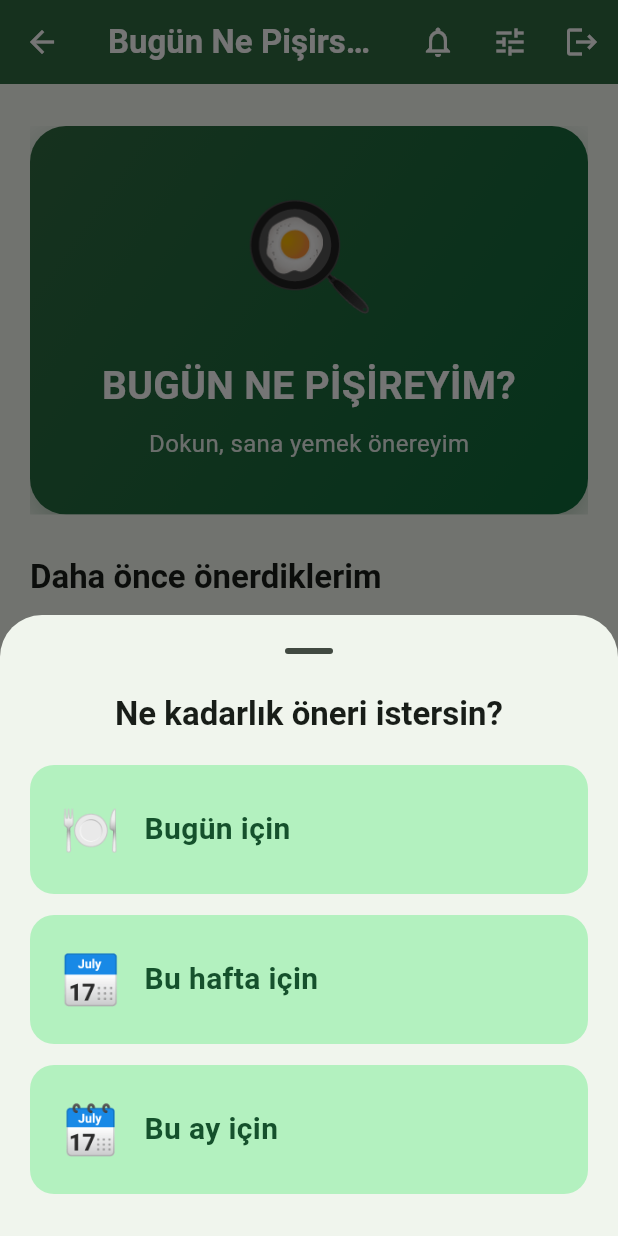
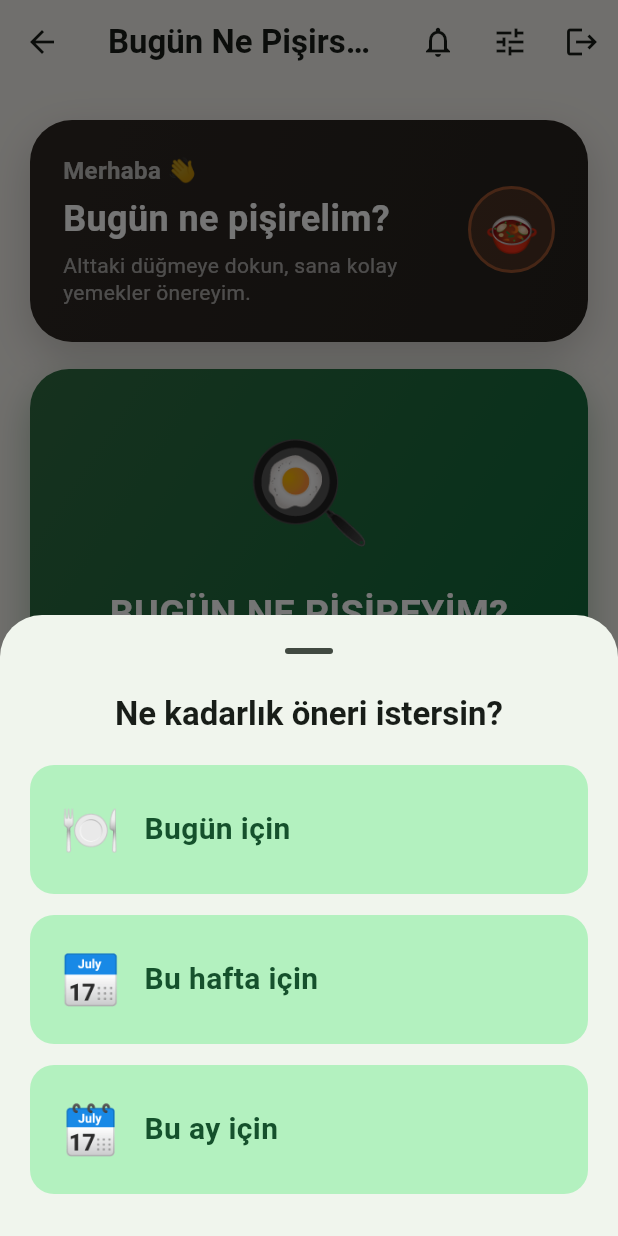
Before and after one commit to yusuftalha37/QuantoraDiyet, a Flutter app: the HomeScreen screen opened directly, after a tap on "BUGÜN NE PİŞİREYİM?", on a phone screen of 412 x 824 dp. Run offline on Flutter 3.47's test engine with Material 3 defaults, Android fonts, the phone set to English and light mode, and no system bars; our stand-ins replace flutter_local_notifications, flutter_secure_storage, flutter_tts, google_sign_in, share_plus, timezone; accounts and stored records are empty; network calls fail.

Commit message:
Modern 'smart' arayüz yenilemesi
- Krem arka plan, yumuşak gölgeli yuvarlak kartlar, sıcak turuncu vurgu.
- Ana ekrana modern koyu 'karşılama' (hero) kartı.
- Akıcı sayfa geçişleri (ZoomPageTransitions).
- Büyük düğmeye dokunma geri bildirimi (basınca küçülme).
- Yüklenirken shimmer (parıltılı iskelet) efekti.
- Kartlara sırayla belirip kayan giriş animasyonu (ana ekran + plan).

Co-Authored-By: Claude Opus 4.8 <noreply@anthropic.com>
Claude-Session: https://claude.ai/code/session_018Ctzbnz5RTBDGA3e79a2b8

```diff
--- a/mobile/lib/screens/home_screen.dart
+++ b/mobile/lib/screens/home_screen.dart
@@ -4,7 +4,10 @@ import '../state/app_state.dart';
 import '../services/api_client.dart';
 import '../models/meal_plan.dart';
 import '../demo_data.dart';
+import '../theme.dart';
 import '../widgets/cooking_loader.dart';
+import '../widgets/shimmer.dart';
+import '../widgets/anim.dart';
 import 'plan_screen.dart';
 import 'onboarding_screen.dart';
 import 'settings_screen.dart';
@@ -124,14 +127,25 @@ class _HomeScreenState extends State<HomeScreen> {
         child: ListView(
           padding: const EdgeInsets.all(20),
           children: [
-            if (_loading) const LinearProgressIndicator(),
-            const SizedBox(height: 8),
-            // DEV buton: ekranın ana aksiyonu. Tek dokunuş.
-            _BigSuggestButton(onTap: _suggest),
+            const SizedBox(height: 4),
+            const FadeSlideIn(child: _HeroCard()),
+            const SizedBox(height: 18),
+            // Ekranın ana aksiyonu. Tek dokunuş.
+            FadeSlideIn(delayMs: 80, child: _BigSuggestButton(onTap: _suggest)),
             const SizedBox(height: 28),
             Text('Daha önce önerdiklerim',
                 style: Theme.of(context).textTheme.titleLarge?.copyWith(fontWeight: FontWeight.bold)),
             const SizedBox(height: 10),
+            if (_loading)
+              const Shimmer(
+                child: Column(
+                  children: [
+                    SkeletonListTileCard(),
+                    SkeletonListTileCard(),
+                    SkeletonListTileCard(),
+                  ],
+                ),
+              ),
             if (_history.isEmpty && !_loading)
               Padding(
                 padding: const EdgeInsets.symmetric(vertical: 24),
@@ -150,7 +164,11 @@ class _HomeScreenState extends State<HomeScreen> {
                   ),
                 ),
               ),
-            ..._history.map((p) => Card(
+            ...List.generate(_history.length, (i) {
+              final p = _history[i];
+              return FadeSlideIn(
+                delayMs: 60 * i,
+                child: Card(
                   clipBehavior: Clip.antiAlias,
                   margin: const EdgeInsets.only(bottom: 10),
                   child: ListTile(
@@ -161,7 +179,9 @@ class _HomeScreenState extends State<HomeScreen> {
                     trailing: const Icon(Icons.chevron_right, size: 28),
                     onTap: () => _openPlan(p['id'].toString()),
                   ),
-                )),
+                ),
+              );
+            }),
           ],
         ),
       ),
@@ -176,6 +196,65 @@ class _HomeScreenState extends State<HomeScreen> {
       };
 }
 
+/// Üstteki modern "karşılama" kartı (koyu, yuvarlak — referans tasarımdaki gibi).
+class _HeroCard extends StatelessWidget {
+  const _HeroCard();
+
+  @override
+  Widget build(BuildContext context) {
+    return Container(
+      padding: const EdgeInsets.fromLTRB(22, 22, 22, 24),
+      decoration: BoxDecoration(
+        borderRadius: BorderRadius.circular(28),
+        gradient: const LinearGradient(
+          begin: Alignment.topLeft,
+          end: Alignment.bottomRight,
+          colors: [Color(0xFF2E2823), AppTheme.heroDark],
+        ),
+        boxShadow: [
+          BoxShadow(
+            color: Colors.black.withOpacity(0.18),
+            blurRadius: 24,
+            offset: const Offset(0, 10),
+          ),
+        ],
+      ),
+      child: Row(
+        children: [
+          Expanded(
+            child: Column(
+              crossAxisAlignment: CrossAxisAlignment.start,
+              children: const [
+                Text('Merhaba 👋',
+                    style: TextStyle(color: Colors.white70, fontSize: 16, fontWeight: FontWeight.w600)),
+                SizedBox(height: 6),
+                Text('Bugün ne pişirelim?',
+                    style: TextStyle(
+                        color: Colors.white, fontSize: 24, fontWeight: FontWeight.bold, height: 1.2)),
+                SizedBox(height: 8),
+                Text('Alttaki düğmeye dokun, sana kolay yemekler önereyim.',
+                    style: TextStyle(color: Colors.white60, fontSize: 14, height: 1.3)),
+              ],
+            ),
+          ),
+          const SizedBox(width: 12),
+          Container(
+            width: 58,
+            height: 58,
+            alignment: Alignment.center,
+            decoration: BoxDecoration(
+              color: AppTheme.accent.withOpacity(0.18),
+              shape: BoxShape.circle,
+              border: Border.all(color: AppTheme.accent.withOpacity(0.5), width: 2),
+            ),
+            child: const Text('🍲', style: TextStyle(fontSize: 30)),
+          ),
+        ],
+      ),
+    );
+  }
+}
+
 /// Ekranın ana aksiyonu: büyük, bariz, tek dokunuşluk yeşil düğme.
 class _BigSuggestButton extends StatelessWidget {
   final VoidCallback onTap;
@@ -184,14 +263,11 @@ class _BigSuggestButton extends StatelessWidget {
   @override
   Widget build(BuildContext context) {
     final scheme = Theme.of(context).colorScheme;
-    return Material(
-      color: Colors.transparent,
-      child: InkWell(
+    return PressableScale(
       onTap: onTap,
-        borderRadius: BorderRadius.circular(24),
-        child: Ink(
+      child: Container(
         decoration: BoxDecoration(
-            borderRadius: BorderRadius.circular(24),
+          borderRadius: BorderRadius.circular(26),
           gradient: LinearGradient(
             begin: Alignment.topLeft,
             end: Alignment.bottomRight,
@@ -199,30 +275,29 @@ class _BigSuggestButton extends StatelessWidget {
           ),
           boxShadow: [
             BoxShadow(
-                color: scheme.primary.withOpacity(0.35),
-                blurRadius: 20,
-                offset: const Offset(0, 8),
+              color: scheme.primary.withOpacity(0.38),
+              blurRadius: 22,
+              offset: const Offset(0, 10),
             ),
           ],
         ),
         child: Padding(
-            padding: const EdgeInsets.symmetric(vertical: 36, horizontal: 20),
+          padding: const EdgeInsets.symmetric(vertical: 34, horizontal: 20),
           child: Column(
             children: [
-                const Text('🍳', style: TextStyle(fontSize: 72)),
-                const SizedBox(height: 16),
+              const Text('🍳', style: TextStyle(fontSize: 68)),
+              const SizedBox(height: 14),
               Text('BUGÜN NE PİŞİREYİM?',
                   textAlign: TextAlign.center,
                   style: TextStyle(
                     color: scheme.onPrimary,
-                      fontSize: 26,
+                    fontSize: 25,
                     fontWeight: FontWeight.bold,
                   )),
               const SizedBox(height: 8),
               Text('Dokun, sana yemek önereyim',
                   style: TextStyle(color: scheme.onPrimary.withOpacity(0.9), fontSize: 16)),
             ],
-            ),
           ),
         ),
       ),
--- /dev/null
+++ b/mobile/lib/widgets/anim.dart
@@ -0,0 +1,84 @@
+import 'package:flutter/material.dart';
+
+/// Öğeleri aşağıdan hafifçe kayarak ve belirerek içeri getirir. Liste
+/// öğelerine sırayla (index arttıkça gecikmeli) uygulanınca akıcı bir giriş olur.
+class FadeSlideIn extends StatefulWidget {
+  final Widget child;
+  final int delayMs;
+  const FadeSlideIn({super.key, required this.child, this.delayMs = 0});
+
+  @override
+  State<FadeSlideIn> createState() => _FadeSlideInState();
+}
+
+class _FadeSlideInState extends State<FadeSlideIn> with SingleTickerProviderStateMixin {
+  late final AnimationController _c = AnimationController(
+    vsync: this,
+    duration: const Duration(milliseconds: 420),
+  );
+  late final Animation<double> _fade =
+      CurvedAnimation(parent: _c, curve: Curves.easeOut);
+  late final Animation<Offset> _slide = Tween<Offset>(
+    begin: const Offset(0, 0.08),
+    end: Offset.zero,
+  ).animate(CurvedAnimation(parent: _c, curve: Curves.easeOutCubic));
+
+  @override
+  void initState() {
+    super.initState();
+    Future.delayed(Duration(milliseconds: widget.delayMs), () {
+      if (mounted) _c.forward();
+    });
+  }
+
+  @override
+  void dispose() {
+    _c.dispose();
+    super.dispose();
+  }
+
+  @override
+  Widget build(BuildContext context) {
+    return FadeTransition(
+      opacity: _fade,
+      child: SlideTransition(position: _slide, child: widget.child),
+    );
+  }
+}
+
+/// Dokununca hafifçe küçülen sarmalayıcı — basıldığını hissettirir (dokunsal
+/// geri bildirim). Büyük düğmeler için canlı ve modern bir his verir.
+class PressableScale extends StatefulWidget {
+  final Widget child;
+  final VoidCallback onTap;
+  final BorderRadius? borderRadius;
+  const PressableScale({
+    super.key,
+    required this.child,
+    required this.onTap,
+    this.borderRadius,
+  });
+
+  @override
+  State<PressableScale> createState() => _PressableScaleState();
+}
+
+class _PressableScaleState extends State<PressableScale> {
+  bool _down = false;
+
+  @override
+  Widget build(BuildContext context) {
+    return GestureDetector(
+      onTapDown: (_) => setState(() => _down = true),
+      onTapUp: (_) => setState(() => _down = false),
+      onTapCancel: () => setState(() => _down = false),
+      onTap: widget.onTap,
+      child: AnimatedScale(
+        scale: _down ? 0.97 : 1.0,
+        duration: const Duration(milliseconds: 120),
+        curve: Curves.easeOut,
+        child: widget.child,
+      ),
+    );
+  }
+}
--- /dev/null
+++ b/mobile/lib/widgets/shimmer.dart
@@ -0,0 +1,113 @@
+import 'package:flutter/material.dart';
+
+/// Yükleme sırasında gösterilen "parıltı" (shimmer) efekti. Harici paket yok;
+/// kayan bir degrade ile kendi içinde çalışır. İçindeki gri kutular, içerik
+/// gelene kadar nereye ne geleceğini gösterir — bekleme daha az sıkıcı olur.
+class Shimmer extends StatefulWidget {
+  final Widget child;
+  const Shimmer({super.key, required this.child});
+
+  @override
+  State<Shimmer> createState() => _ShimmerState();
+}
+
+class _ShimmerState extends State<Shimmer> with SingleTickerProviderStateMixin {
+  late final AnimationController _c =
+      AnimationController(vsync: this, duration: const Duration(milliseconds: 1400))
+        ..repeat();
+
+  @override
+  void dispose() {
+    _c.dispose();
+    super.dispose();
+  }
+
+  @override
+  Widget build(BuildContext context) {
+    final scheme = Theme.of(context).colorScheme;
+    final base = scheme.surfaceContainerHighest;
+    final highlight = Color.alphaBlend(
+      scheme.onSurface.withOpacity(0.06),
+      scheme.surface,
+    );
+    return AnimatedBuilder(
+      animation: _c,
+      builder: (context, child) {
+        return ShaderMask(
+          blendMode: BlendMode.srcATop,
+          shaderCallback: (bounds) {
+            final dx = bounds.width * (_c.value * 2 - 1);
+            return LinearGradient(
+              begin: Alignment.centerLeft,
+              end: Alignment.centerRight,
+              colors: [base, highlight, base],
+              stops: const [0.35, 0.5, 0.65],
+              transform: _SlideGradient(dx),
+            ).createShader(bounds);
+          },
+          child: child,
+        );
+      },
+      child: widget.child,
+    );
+  }
+}
+
+class _SlideGradient extends GradientTransform {
+  final double dx;
+  const _SlideGradient(this.dx);
+  @override
+  Matrix4? transform(Rect bounds, {TextDirection? textDirection}) =>
+      Matrix4.translationValues(dx, 0, 0);
+}
+
+/// Shimmer içinde kullanılan basit gri kutu (bir satır/alan yer tutucusu).
+class SkeletonBox extends StatelessWidget {
+  final double? width;
+  final double height;
+  final double radius;
+  const SkeletonBox({super.key, this.width, this.height = 16, this.radius = 8});
+
+  @override
+  Widget build(BuildContext context) {
+    return Container(
+      width: width,
+      height: height,
+      decoration: BoxDecoration(
+        color: Theme.of(context).colorScheme.surfaceContainerHighest,
+        borderRadius: BorderRadius.circular(radius),
+      ),
+    );
+  }
+}
+
+/// Liste için hazır bir "kart iskeleti" (geçmiş/öneri listesi yüklenirken).
+class SkeletonListTileCard extends StatelessWidget {
+  const SkeletonListTileCard({super.key});
+
+  @override
+  Widget build(BuildContext context) {
+    return Card(
+      margin: const EdgeInsets.only(bottom: 10),
+      child: Padding(
+        padding: const EdgeInsets.all(16),
+        child: Row(
+          children: const [
+            SkeletonBox(width: 40, height: 40, radius: 12),
+            SizedBox(width: 14),
+            Expanded(
+              child: Column(
+                crossAxisAlignment: CrossAxisAlignment.start,
+                children: [
+                  SkeletonBox(width: 160, height: 18),
+                  SizedBox(height: 8),
+                  SkeletonBox(width: 100, height: 14),
+                ],
+              ),
+            ),
+          ],
+        ),
+      ),
+    );
+  }
+}
```
Also changed, not shown: mobile/lib/screens/plan_screen.dart (+9 -2 lines), mobile/lib/theme.dart (+45 -9 lines). Lines whose indentation alone changed are shown as unchanged.
